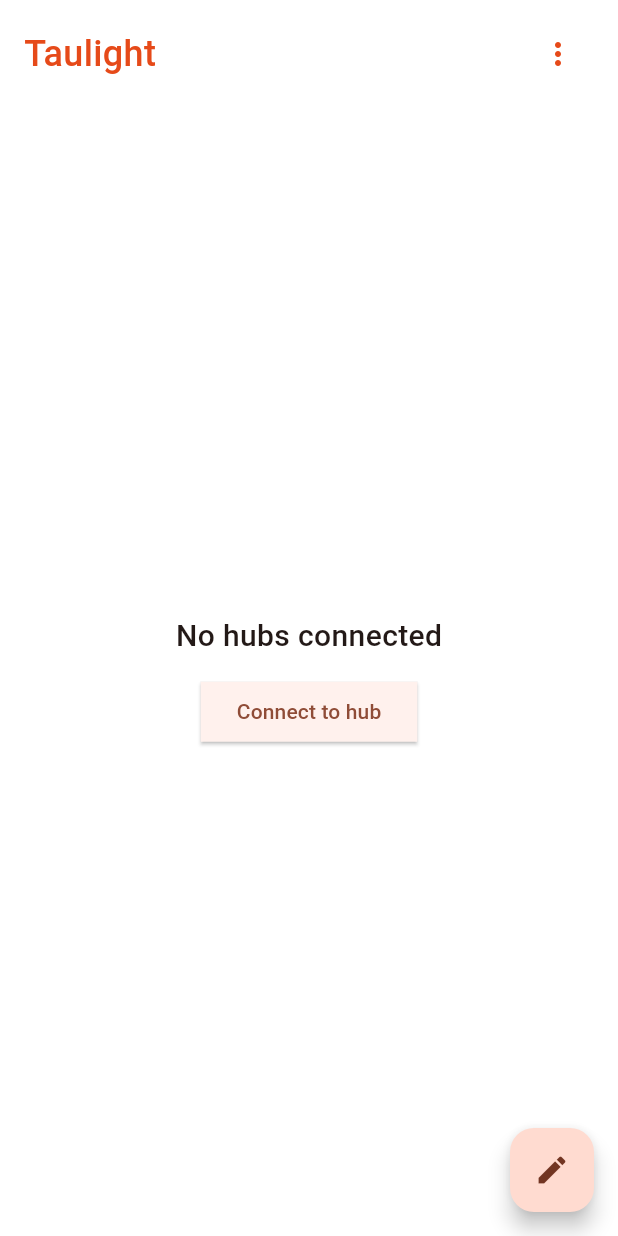
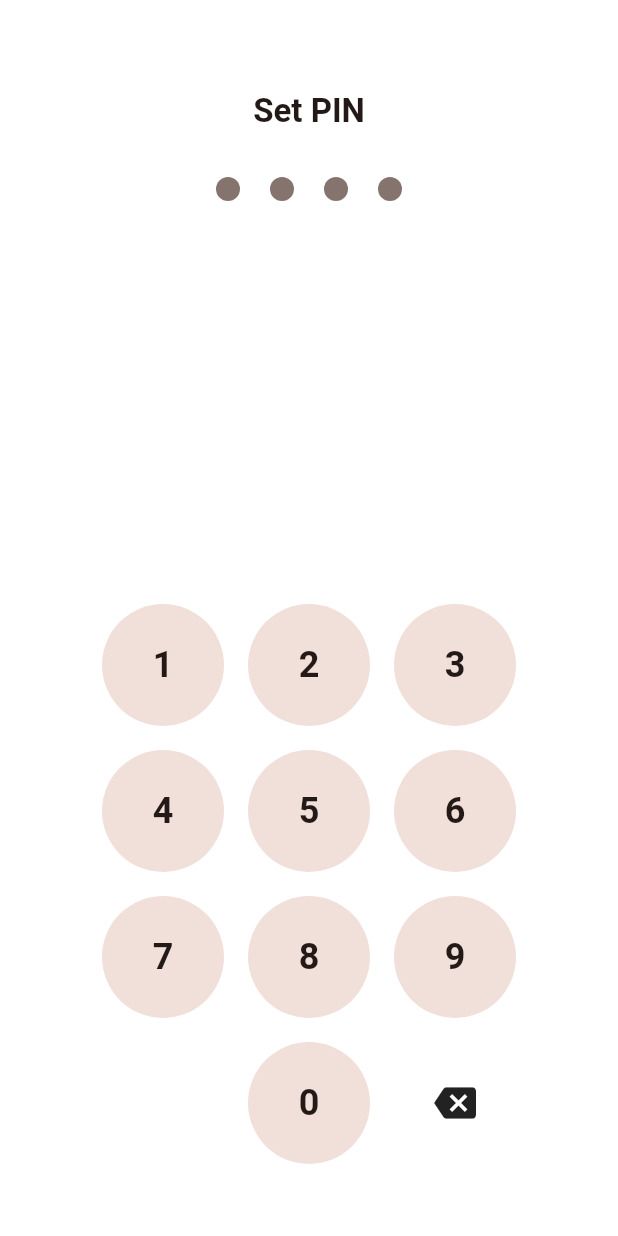
Before and after one commit to sultansagitov/taulight-android, a Flutter app: the screen it shows after launch, on a phone screen of 412 x 824 dp. Run offline on Flutter 3.47's test engine with Material 3 defaults, Android fonts, the phone set to English and light mode, and no system bars; our stand-ins replace device_info_plus, flutter_secure_storage, image_picker, local_auth, qr_flutter; missing offline and left inert: mobile_scanner, swipeable_tile.

Commit message:
feat(auth): implement PIN and biometric authentication flow
- Add PinScreen for PIN entry, setup, and confirmation
- Integrate local_auth for biometric (fingerprint) support
- Prompt users to enable fingerprint after PIN setup
- Store and retrieve PIN and fingerprint settings via StorageService
- Replace default home screen with PinScreen as entry point
- Update AndroidManifest and MainActivity to support biometrics

```diff
--- a/lib/main.dart
+++ b/lib/main.dart
@@ -1,7 +1,7 @@
 import 'dart:async';
 
 import 'package:flutter/material.dart';
-import 'package:taulight/screens/home_screen.dart';
+import 'package:taulight/screens/pin_screen.dart';
 
 void main() {
   runApp(const TaulightApp());
@@ -67,7 +67,7 @@ class _TaulightAppState extends State<TaulightApp> {
           titleMedium: TextStyle(fontSize: 16, fontWeight: FontWeight.bold),
         ),
       ),
-      home: HomeScreen(),
+      home: PinScreen(),
     );
   }
 }
--- a/lib/screens/home_screen.dart
+++ b/lib/screens/home_screen.dart
@@ -19,7 +19,7 @@ import 'package:taulight/widgets/hubs_empty.dart';
 import 'package:taulight/widgets/tau_button.dart';
 
 class HomeScreen extends StatefulWidget {
-  HomeScreen() : super(key: GlobalKey<HomeScreenState>());
+  const HomeScreen({super.key});
 
   @override
   HomeScreenState createState() => HomeScreenState();
--- /dev/null
+++ b/lib/screens/pin_screen.dart
@@ -0,0 +1,292 @@
+import 'package:flutter/material.dart';
+import 'package:local_auth/local_auth.dart';
+import 'package:taulight/screens/home_screen.dart';
+import 'package:taulight/services/storage_service.dart';
+
+class PinScreen extends StatefulWidget {
+  const PinScreen({super.key});
+
+  @override
+  State<PinScreen> createState() => _PinScreenState();
+}
+
+class _PinScreenState extends State<PinScreen> {
+  final LocalAuthentication auth = LocalAuthentication();
+
+  String _input = '';
+  String _confirmInput = '';
+  String? _storedPin;
+  String? _firstPin;
+  String? _errorText;
+
+  bool _isSettingPin = false;
+  bool _isConfirmingPin = false;
+  bool _fingerprintEnabled = false;
+  bool _biometricAvailable = false;
+
+  @override
+  void initState() {
+    super.initState();
+    _initPinFlow();
+  }
+
+  Future<void> _initPinFlow() async {
+    try {
+      final storedPin = await StorageService.ins.getPIN();
+      final fingerprintEnabled = await StorageService.ins.getFingerprintEnabled() ?? false;
+
+      final canCheckBiometrics = await auth.canCheckBiometrics;
+      final isDeviceSupported = await auth.isDeviceSupported();
+      final biometricAvailable = canCheckBiometrics || isDeviceSupported;
+
+      setState(() {
+        _storedPin = storedPin;
+        _fingerprintEnabled = fingerprintEnabled;
+        _biometricAvailable = biometricAvailable;
+        _isSettingPin = storedPin == null;
+      });
+
+      if (storedPin != null && fingerprintEnabled && biometricAvailable) {
+        _authenticateWithBiometrics();
+      }
+    } catch (e) {
+      debugPrint('Biometric check error: $e');
+    }
+  }
+
+  Future<void> _authenticateWithBiometrics() async {
+    try {
+      final didAuthenticate = await auth.authenticate(
+        localizedReason: 'Please authenticate to continue',
+        options: const AuthenticationOptions(biometricOnly: true),
+      );
+      if (didAuthenticate) _goToHome();
+    } catch (e) {
+      debugPrint('Biometric auth error: $e');
+    }
+  }
+
+  void _onKeyTap(String value) {
+    setState(() {
+      if (_isSettingPin && _isConfirmingPin) {
+        if (_confirmInput.length < 4) _confirmInput += value;
+        if (_confirmInput.length == 4) _validateConfirmPin();
+      } else {
+        if (_input.length < 4) _input += value;
+        if (_input.length == 4) _handlePinInput();
+      }
+    });
+  }
+
+  void _onDelete() {
+    setState(() {
+      if (_isSettingPin && _isConfirmingPin) {
+        if (_confirmInput.isNotEmpty) {
+          _confirmInput = _confirmInput.substring(0, _confirmInput.length - 1);
+        }
+      } else {
+        if (_input.isNotEmpty) {
+          _input = _input.substring(0, _input.length - 1);
+        }
+      }
+    });
+  }
+
+  Future<void> _handlePinInput() async {
+    if (_isSettingPin) {
+      _firstPin = _input;
+      _input = '';
+      _isConfirmingPin = true;
+    } else {
+      if (_input == _storedPin) {
+        _goToHome();
+      } else {
+        setState(() {
+          _errorText = 'Incorrect PIN';
+          _input = '';
+        });
+      }
+    }
+  }
+
+  Future<void> _validateConfirmPin() async {
+    if (_confirmInput == _firstPin) {
+      await StorageService.ins.setPIN(_confirmInput);
+      await _askToEnableFingerprint();
+      _goToHome();
+    } else {
+      setState(() {
+        _errorText = 'PINs do not match';
+        _firstPin = null;
+        _confirmInput = '';
+        _isConfirmingPin = false;
+      });
+    }
+  }
+
+  Future<void> _askToEnableFingerprint() async {
+    if (!_biometricAvailable) return;
+    final enable = await showDialog<bool>(
+      context: context,
+      builder: (_) => AlertDialog(
+        title: const Text('Enable Fingerprint?'),
+        content: const Text('Would you like to use fingerprint authentication?'),
+        actions: [
+          TextButton(onPressed: () => Navigator.pop(context, false), child: const Text('No')),
+          TextButton(onPressed: () => Navigator.pop(context, true), child: const Text('Yes')),
+        ],
+      ),
+    );
+    if (enable == true) {
+      await StorageService.ins.setFingerprintEnabled();
+      setState(() => _fingerprintEnabled = true);
+    } else {
+      await StorageService.ins.setFingerprintDisabled();
+    }
+  }
+
+  void _goToHome() {
+    Navigator.pushReplacement(
+      context,
+      MaterialPageRoute(builder: (_) => const HomeScreen()),
+    );
+  }
+
+  Widget _buildKeyboardButton(String value) {
+    final theme = Theme.of(context);
+    final bgColor = theme.colorScheme.surfaceContainerHighest;
+  final textColor = theme.colorScheme.onSurface;
+
+    return GestureDetector(
+      onTap: () => _onKeyTap(value),
+      child: Container(
+        margin: const EdgeInsets.all(8),
+        width: 70,
+        height: 70,
+        decoration: BoxDecoration(
+          shape: BoxShape.circle,
+          color: bgColor,
+        ),
+        alignment: Alignment.center,
+        child: Text(
+          value,
+          style: TextStyle(
+            fontSize: 24,
+            fontWeight: FontWeight.bold,
+            color: textColor,
+          ),
+        ),
+      ),
+    );
+  }
+
+  Widget _buildDeleteButton() {
+    return GestureDetector(
+      onTap: _onDelete,
+      child: const Icon(Icons.backspace, size: 28),
+    );
+  }
+
+  Widget _buildFingerprintButton() {
+    if (!_fingerprintEnabled || !_biometricAvailable) return const SizedBox.shrink();
+    return GestureDetector(
+      onTap: _authenticateWithBiometrics,
+      child: const Icon(Icons.fingerprint, size: 32),
+    );
+  }
+
+  Widget _buildKeyboard() {
+    const keys = ['1', '2', '3', '4', '5', '6', '7', '8', '9', '', '0', 'del'];
+    return GridView.builder(
+      padding: const EdgeInsets.symmetric(horizontal: 60),
+      shrinkWrap: true,
+      physics: const NeverScrollableScrollPhysics(),
+      itemCount: keys.length,
+      gridDelegate: const SliverGridDelegateWithFixedCrossAxisCount(crossAxisCount: 3),
+      itemBuilder: (context, index) {
+        final key = keys[index];
+        if (key == 'del') return Center(child: _buildDeleteButton());
+        if (key == '') return Center(child: _buildFingerprintButton());
+        return _buildKeyboardButton(key);
+      },
+    );
+  }
+
+  @override
+  Widget build(BuildContext context) {
+    final isConfirming = _isSettingPin && _isConfirmingPin;
+    final title = _isSettingPin
+        ? (isConfirming ? "Confirm PIN" : "Set PIN")
+        : "Enter PIN";
+
+    final theme = Theme.of(context);
+    final textColor = theme.colorScheme.onSurface;
+
+    return Scaffold(
+      body: SafeArea(
+        child: Column(
+          children: [
+            const SizedBox(height: 60),
+            Center(
+              child: Column(
+                children: [
+                  Text(
+                    title,
+                    style: theme.textTheme.titleLarge?.copyWith(
+                      color: textColor,
+                      fontWeight: FontWeight.bold,
+                    ),
+                  ),
+                  const SizedBox(height: 30),
+                  if (isConfirming) ...[
+                    _buildDots(_firstPin ?? '', context),
+                    const SizedBox(height: 12),
+                    _buildDots(_confirmInput, context),
+                  ] else
+                    _buildDots(_input, context),
+                  if (_errorText != null)
+                    Padding(
+                      padding: const EdgeInsets.only(top: 8.0),
+                      child: Text(
+                        _errorText!,
+                        style: TextStyle(color: theme.colorScheme.error),
+                      ),
+                    ),
+                ],
+              ),
+            ),
+            const Spacer(),
+            Align(
+              alignment: Alignment.bottomCenter,
+              child: Padding(
+                padding: const EdgeInsets.only(bottom: 40.0),
+                child: _buildKeyboard(),
+              ),
+            ),
+          ],
+        ),
+      ),
+    );
+  }
+
+  Widget _buildDots(String value, BuildContext context) {
+    final theme = Theme.of(context);
+    final filledColor = theme.colorScheme.primary;
+    final emptyColor = theme.dividerColor;
+
+    return Row(
+      mainAxisAlignment: MainAxisAlignment.center,
+      children: List.generate(4, (index) {
+        return Container(
+          margin: const EdgeInsets.symmetric(horizontal: 10),
+          width: 16,
+          height: 16,
+          decoration: BoxDecoration(
+            shape: BoxShape.circle,
+            color: index < value.length ? filledColor : emptyColor,
+          ),
+        );
+      }),
+    );
+  }
+}
--- a/pubspec.yaml
+++ b/pubspec.yaml
@@ -23,6 +23,7 @@ dependencies:
   qr_flutter: ^4.1.0
   path_provider: ^2.1.5
   image_picker: ^1.1.2
+  local_auth: ^2.3.0
 
 dev_dependencies:
   flutter_test:
```
Also changed, not shown: lib/services/storage_service.dart (+23 -6 lines), pubspec.lock, 3 other files.
